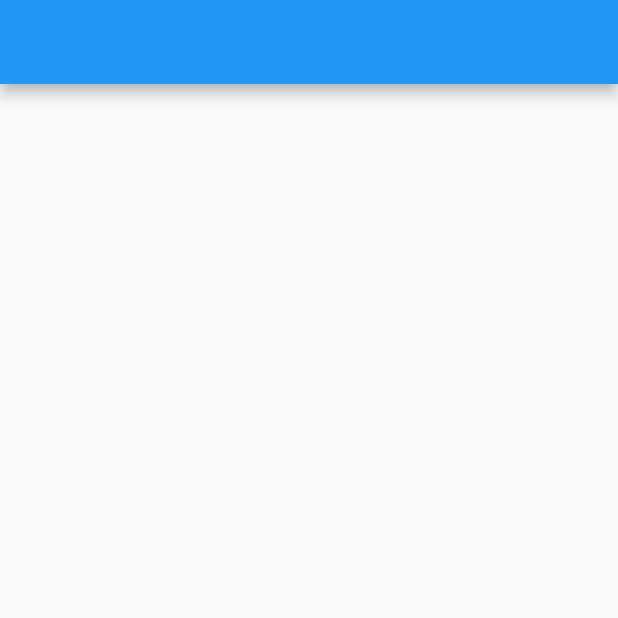
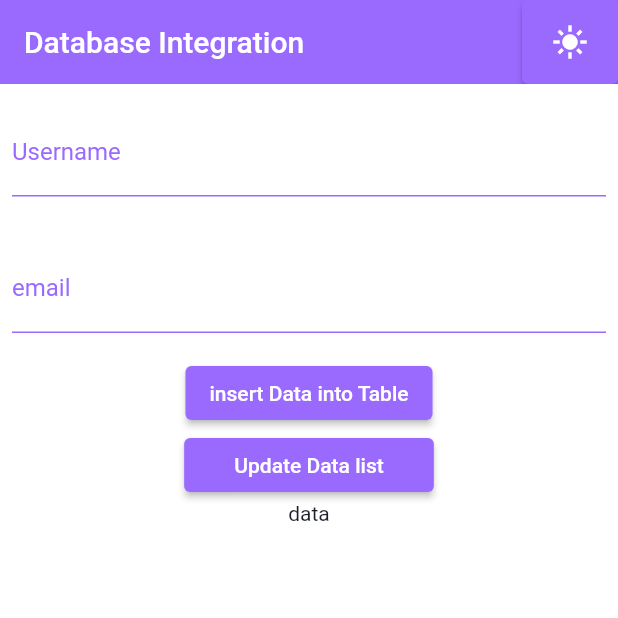
Before and after one commit to MihirGorasiya/database_integration, a Flutter app: the screen it shows after launch, on a phone screen of 412 x 824 dp, the top half of it. Run offline on Flutter 3.47's test engine with Material 2 defaults, Android fonts, the phone set to English and light mode, and no system bars; our stand-ins replace get, sqflite; accounts and stored records are empty.

Commit message:
Intgration Done - SQLite database integration done - Logo Added

```diff
--- /dev/null
+++ b/lib/controller/Note.dart
@@ -0,0 +1,24 @@
+// ignore_for_file: file_names
+
+class Note {
+  final int? id;
+  final String username;
+  final String email;
+  const Note({
+    this.id,
+    required this.username,
+    required this.email,
+  });
+
+  factory Note.fromJson(Map<String, dynamic> json) => Note(
+        id: json['id'],
+        username: json['username'],
+        email: json['email'],
+      );
+
+  Map<String, dynamic> toJson() => {
+        'id': id,
+        'username': username,
+        'email': email,
+      };
+}
--- /dev/null
+++ b/lib/controller/controller.dart
@@ -0,0 +1,5 @@
+import 'package:get/get.dart';
+
+class Controller extends GetxController {
+  var isDarkMode = true.obs;
+}
--- /dev/null
+++ b/lib/database_helper.dart
@@ -0,0 +1,52 @@
+import 'dart:io';
+
+import 'package:database_integration/controller/Note.dart';
+import 'package:path/path.dart';
+import 'package:path_provider/path_provider.dart';
+import 'package:sqflite/sqflite.dart';
+
+class DatabaseHelper {
+  static const int _version = 1;
+  static const String _dbName = "";
+
+  static Future<Database> _getDB() async {
+    Directory directory = await getApplicationDocumentsDirectory();
+    String path = '${directory.path}/posts.db';
+    return openDatabase(
+      join(path, _dbName),
+      onCreate: ((db, version) async => await db.execute(
+          "CREATE TABLE userData(id INTEGER PRIMARY KEY, username TEXT, email TEXT)")),
+      version: _version,
+    );
+  }
+
+  static Future<int> addData(Note note) async {
+    final db = await _getDB();
+    return await db.insert("userData", note.toJson(),
+        conflictAlgorithm: ConflictAlgorithm.replace);
+  }
+
+  static Future<int> updateData(Note note) async {
+    final db = await _getDB();
+    return await db.update("userData", note.toJson(),
+        where: 'id = ?',
+        whereArgs: [note.id],
+        conflictAlgorithm: ConflictAlgorithm.replace);
+  }
+
+  static Future<int> deleteData(Note note) async {
+    final db = await _getDB();
+    return await db.delete(
+      "userData",
+      where: 'id = ?',
+      whereArgs: [note.id],
+    );
+  }
+
+  static Future<List<Note>?> getAllNotes() async {
+    final db = await _getDB();
+    final List<Map<String, dynamic>> maps = await db.query("userData");
+    if (maps.isEmpty) return null;
+    return List.generate(maps.length, (index) => Note.fromJson(maps[index]));
+  }
+}
--- /dev/null
+++ b/lib/home_page.dart
@@ -0,0 +1,152 @@
+// ignore_for_file: prefer_const_constructors,prefer_const_literals_to_create_immutables,sort_child_properties_last
+
+import 'package:database_integration/controller/Note.dart';
+import 'package:database_integration/database_helper.dart';
+import 'package:flutter/material.dart';
+import 'package:get/get.dart';
+
+class HomePage extends StatefulWidget {
+  const HomePage({Key? key}) : super(key: key);
+
+  @override
+  State<HomePage> createState() => _HomePageState();
+}
+
+class _HomePageState extends State<HomePage> {
+  late final Note? note;
+  bool isDarkTheme = true;
+  String userName = "";
+  String email = "";
+
+  @override
+  void initState() {
+    super.initState();
+  }
+
+  void changeThemeMode() {
+    if (isDarkTheme) {
+      Get.changeThemeMode(ThemeMode.light);
+      isDarkTheme = false;
+    } else {
+      Get.changeThemeMode(ThemeMode.dark);
+      isDarkTheme = true;
+    }
+    setState(() {});
+  }
+
+  @override
+  Widget build(BuildContext context) {
+    return Scaffold(
+      appBar: AppBar(
+        title: Text("Database Integration"),
+        actions: [
+          ElevatedButton(
+            child: isDarkTheme
+                ? Icon(Icons.light_mode_sharp)
+                : Icon(Icons.dark_mode),
+            onPressed: () => changeThemeMode(),
+          ),
+        ],
+      ),
+      body: Center(
+        child: Column(
+          children: [
+            Padding(
+              padding:
+                  const EdgeInsets.symmetric(horizontal: 8.0, vertical: 16.0),
+              child: TextField(
+                onChanged: (value) {
+                  userName = value;
+                },
+                onEditingComplete: () {
+                  setState(() {});
+                },
+                decoration: InputDecoration(
+                  label: Text("Username"),
+                  hintText: "Enter Username",
+                ),
+              ),
+            ),
+            Padding(
+              padding:
+                  const EdgeInsets.symmetric(horizontal: 8.0, vertical: 16.0),
+              child: TextField(
+                onChanged: (value) {
+                  email = value;
+                },
+                onEditingComplete: () {
+                  setState(() {});
+                },
+                decoration: InputDecoration(
+                  label: Text("email"),
+                  hintText: "Enter email",
+                ),
+              ),
+            ),
+            ElevatedButton(
+                onPressed: () async {
+                  if (userName != "" || email != "") {
+                    await DatabaseHelper.addData(
+                        Note(username: userName, email: email));
+                    setState(() {});
+                  } else {
+                    ScaffoldMessenger.of(context).showSnackBar(
+                      SnackBar(
+                        content: Text("Username or Email is empty."),
+                        duration: Duration(seconds: 1),
+                      ),
+                    );
+                  }
+                },
+                child: Text("insert Data into Table")),
+            ElevatedButton(
+              onPressed: () async {
+                await DatabaseHelper.getAllNotes();
+                setState(() {});
+              },
+              child: Text("     Update Data list     "),
+            ),
+
+            // List View of DATA
+            Expanded(
+              child: FutureBuilder<List<Note>?>(
+                future: DatabaseHelper.getAllNotes(),
+                builder: (context, AsyncSnapshot<List<Note>?> snapshot) {
+                  if (snapshot.connectionState == ConnectionState.waiting) {
+                    return CircularProgressIndicator();
+                  } else if (snapshot.hasError) {
+                    return Text("${snapshot.error}");
+                  } else if (snapshot.hasData) {
+                    return ListView.builder(
+                      itemCount: snapshot.data!.length,
+                      itemBuilder: (context, index) {
+                        return ListTile(
+                          title:
+                              Text(snapshot.data![index].username.toString()),
+                          subtitle:
+                              Text(snapshot.data![index].email.toString()),
+                          trailing: InkWell(
+                            onTap: () async {
+                              DatabaseHelper.deleteData(snapshot.data![index]);
+                              setState(() {});
+                            },
+                            child: Icon(
+                              Icons.delete,
+                              color: Color(0xFF9A6AFF),
+                            ),
+                          ),
+                        );
+                      },
+                    );
+                  } else {
+                    return Text("data");
+                  }
+                },
+              ),
+            ),
+          ],
+        ),
+      ),
+    );
+  }
+}
--- a/lib/main.dart
+++ b/lib/main.dart
@@ -1,29 +1,87 @@
 // ignore_for_file: prefer_const_constructors
 
+import 'package:database_integration/controller/controller.dart';
 import 'package:flutter/material.dart';
+import 'package:get/get.dart';
+
+import 'home_page.dart';
 
 void main() {
-  runApp(const MyApp());
+  runApp(MyApp());
 }
 
 class MyApp extends StatelessWidget {
-  const MyApp({Key? key}) : super(key: key);
+  MyApp({Key? key}) : super(key: key);
+
+  final Controller c = Get.put(Controller());
+
   @override
   Widget build(BuildContext context) {
-    return MaterialApp(
+    return GetMaterialApp(
+      // themeMode: c.isDarkMode.value == true ? ThemeMode.dark : ThemeMode.light,
+      theme: ThemeData(
+        canvasColor: Color(0xFFFFFFFF),
+        elevatedButtonTheme: ElevatedButtonThemeData(
+            style: ButtonStyle(
+          backgroundColor: MaterialStateProperty.all(Color(0xFF9A6AFF)),
+        )),
+        textTheme: TextTheme(
+          bodyText2: TextStyle(color: Color(0xff1E2029)),
+        ),
+        appBarTheme: AppBarTheme(
+          color: Color(0xFF9A6AFF),
+          elevation: 0.0,
+        ),
+        inputDecorationTheme: InputDecorationTheme(
+          enabledBorder: UnderlineInputBorder(
+              borderSide: BorderSide(color: Color(0xFF9A6AFF))),
+          focusedBorder: UnderlineInputBorder(
+              borderSide: BorderSide(color: Color(0xFF9A6AFF))),
+          fillColor: Color(0xffE3E3E3),
+          focusColor: Color(0xffE3E3E3),
+          hoverColor: Color(0xffE3E3E3),
+          prefixIconColor: Color(0xFF9A6AFF),
+          labelStyle: TextStyle(color: Color(0xFF9A6AFF)),
+          hintStyle: TextStyle(color: Color.fromARGB(255, 185, 185, 185)),
+        ),
+      ),
+      darkTheme: ThemeData(
+        cardColor: Color(0xFF151515),
+        canvasColor: Color(0xFF1E2029),
+        elevatedButtonTheme: ElevatedButtonThemeData(
+            style: ButtonStyle(
+          backgroundColor: MaterialStateProperty.all(Color(0xFF9A6AFF)),
+        )),
+        textTheme: TextTheme(
+          bodySmall: TextStyle(color: Color(0xffE3E3E3)),
+          bodyMedium: TextStyle(color: Color(0xffE3E3E3)),
+          bodyLarge: TextStyle(color: Color(0xffE3E3E3)),
+          titleSmall: TextStyle(color: Color(0xffE3E3E3)),
+          titleMedium: TextStyle(color: Color(0xffE3E3E3)),
+          titleLarge: TextStyle(color: Color(0xffE3E3E3)),
+        ),
+        inputDecorationTheme: InputDecorationTheme(
+          enabledBorder: UnderlineInputBorder(
+              borderSide: BorderSide(color: Color(0xFF9A6AFF))),
+          focusedBorder: UnderlineInputBorder(
+              borderSide: BorderSide(color: Color(0xFF9A6AFF))),
+          fillColor: Color(0xffE3E3E3),
+          focusColor: Color(0xffE3E3E3),
+          hoverColor: Color(0xffE3E3E3),
+          prefixIconColor: Color(0xFF9A6AFF),
+          labelStyle: TextStyle(color: Color(0xFF9A6AFF)),
+          hintStyle: TextStyle(color: Color(0xffE3E3E3)),
+        ),
+        appBarTheme: AppBarTheme(
+          color: Color(0xFF1E2029),
+          elevation: 0.0,
+        ),
+      ),
       title: 'Database Integration',
       home: HomePage(),
     );
   }
 }
 
-class HomePage extends StatelessWidget {
-  const HomePage({Key? key}) : super(key: key);
 
-  @override
-  Widget build(BuildContext context) {
-    return Scaffold(
-      appBar: AppBar(),
-    );
-  }
-}
+//  ffffff 9A6AFF 1E2029 E3E3E3
```
Also changed, not shown: pubspec.yaml (+6 -17 lines), pubspec.lock, 10 other files.
